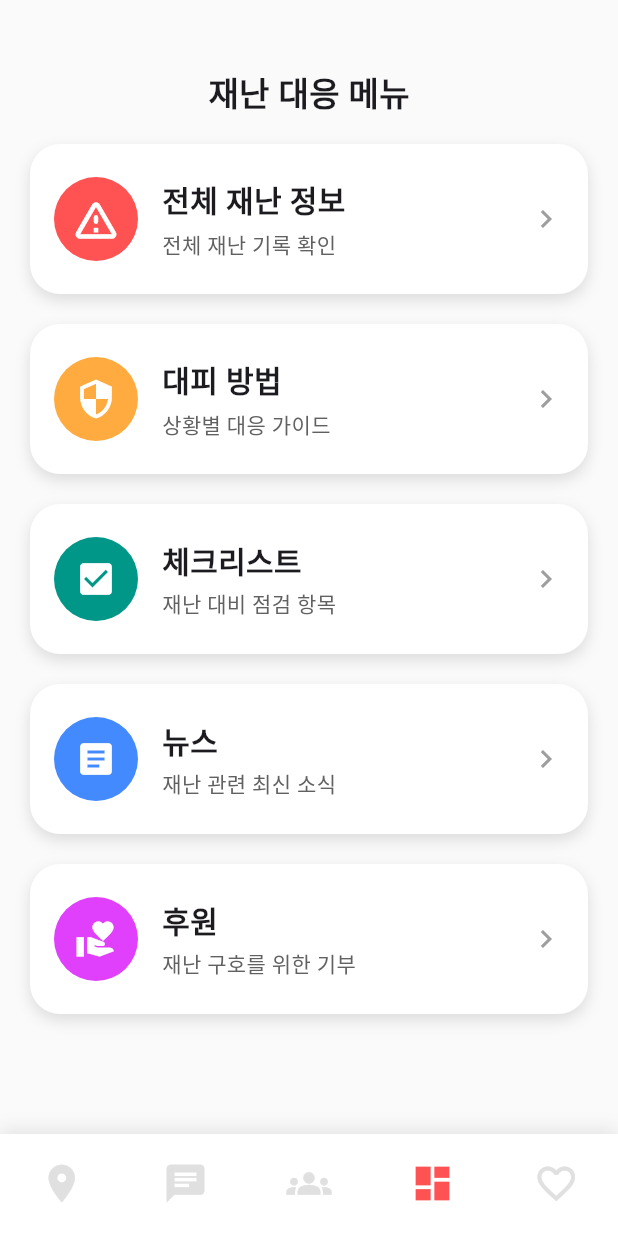
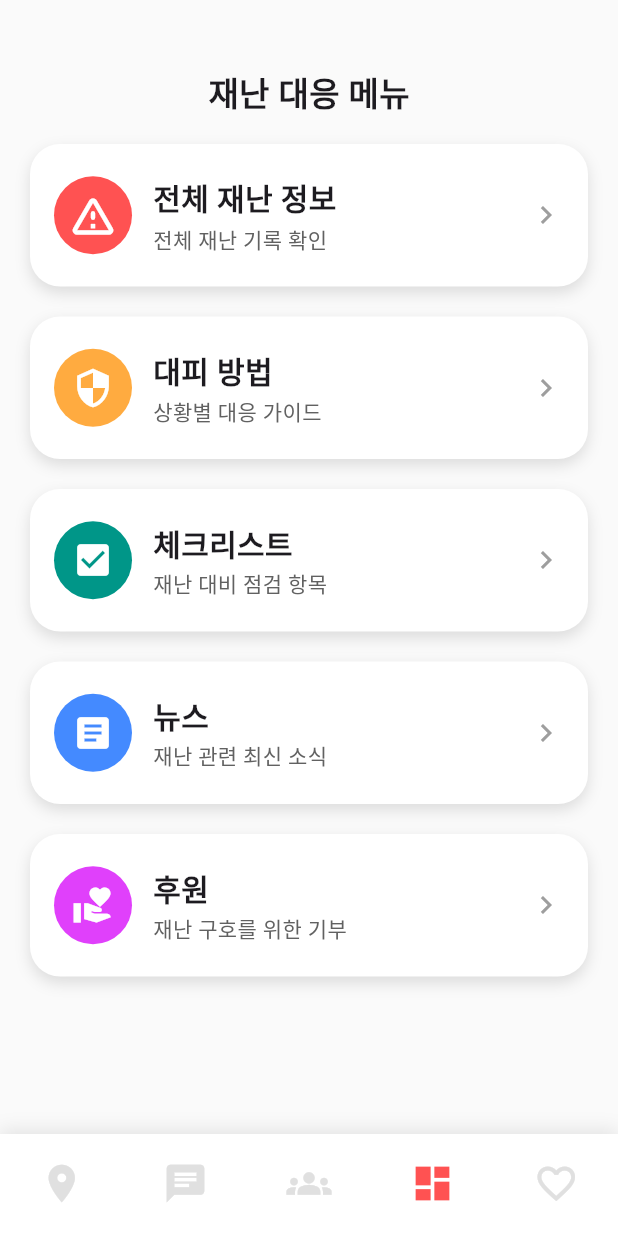
Before and after one commit to ResQ-404Found/ResQ-Frontend, a Flutter app: the DisasterMenuPage screen opened by its route, on a phone screen of 412 x 824 dp. Run offline on Flutter 3.47's test engine with Material 3 defaults, Android fonts, the phone set to English and light mode, and no system bars; our stand-ins replace firebase_core, firebase_messaging, flutter_local_notifications, flutter_secure_storage, geolocator, image_picker and 3 more; missing offline and left inert: flutter_naver_map; accounts and stored records are empty.

Commit message:
Fix : 재난 메뉴 ui 수정

```diff
--- a/lib/pages/disaster_menu_page.dart
+++ b/lib/pages/disaster_menu_page.dart
@@ -57,18 +57,18 @@ class DisasterMenuPage extends StatelessWidget {
           ),
         ),
       ),
-      body: Padding(
-        padding: const EdgeInsets.symmetric(horizontal: 20),
-        child: Column(
+      body: Column(
         children: [
           const SizedBox(height: 16),
           Expanded(
             child: ListView.separated(
+              padding: const EdgeInsets.symmetric(horizontal: 20),
               itemCount: menuItems.length,
               separatorBuilder: (_, __) => const SizedBox(height: 20),
               itemBuilder: (context, index) {
                 final item = menuItems[index];
                 final isFirst = index == 0;
+
                 return GestureDetector(
                   onTap: () {
                     if (item['title'] == '전체 재난 정보') {
@@ -76,7 +76,6 @@ class DisasterMenuPage extends StatelessWidget {
                         context,
                         MaterialPageRoute(
                           builder: (_) => const AllDisasterTypeDetailPage(),
-
                         ),
                       );
                     } else if (item['title'] == '대피 방법') {
@@ -100,8 +99,8 @@ class DisasterMenuPage extends StatelessWidget {
                     }
                   },
                   child: Container(
-                      height: 100,
-                      padding: const EdgeInsets.symmetric(horizontal: 16),
+                    height: 95,
+                    padding: const EdgeInsets.symmetric(horizontal: 16, vertical: 10),
                     decoration: BoxDecoration(
                       color: Colors.white,
                       borderRadius: BorderRadius.circular(20),
@@ -116,8 +115,8 @@ class DisasterMenuPage extends StatelessWidget {
                     child: Row(
                       children: [
                         Container(
-                            width: 56,
-                            height: 56,
+                          width: 52,
+                          height: 52,
                           decoration: BoxDecoration(
                             color: item['color'] as Color,
                             shape: BoxShape.circle,
@@ -128,7 +127,7 @@ class DisasterMenuPage extends StatelessWidget {
                             size: isFirst ? 34 : 28,
                           ),
                         ),
-                          const SizedBox(width: 16),
+                        const SizedBox(width: 14),
                         Expanded(
                           child: Column(
                             mainAxisAlignment: MainAxisAlignment.center,
@@ -141,7 +140,7 @@ class DisasterMenuPage extends StatelessWidget {
                                   fontWeight: FontWeight.bold,
                                 ),
                               ),
-                                const SizedBox(height: 4),
+                              const SizedBox(height: 2),
                               Text(
                                 item['subtitle'] as String,
                                 style: TextStyle(
@@ -162,7 +161,7 @@ class DisasterMenuPage extends StatelessWidget {
           ),
         ],
       ),
-      ),
+
       bottomNavigationBar: Container(
         decoration: BoxDecoration(
           color: Colors.white,
```
Lines whose indentation alone changed are shown as unchanged.
